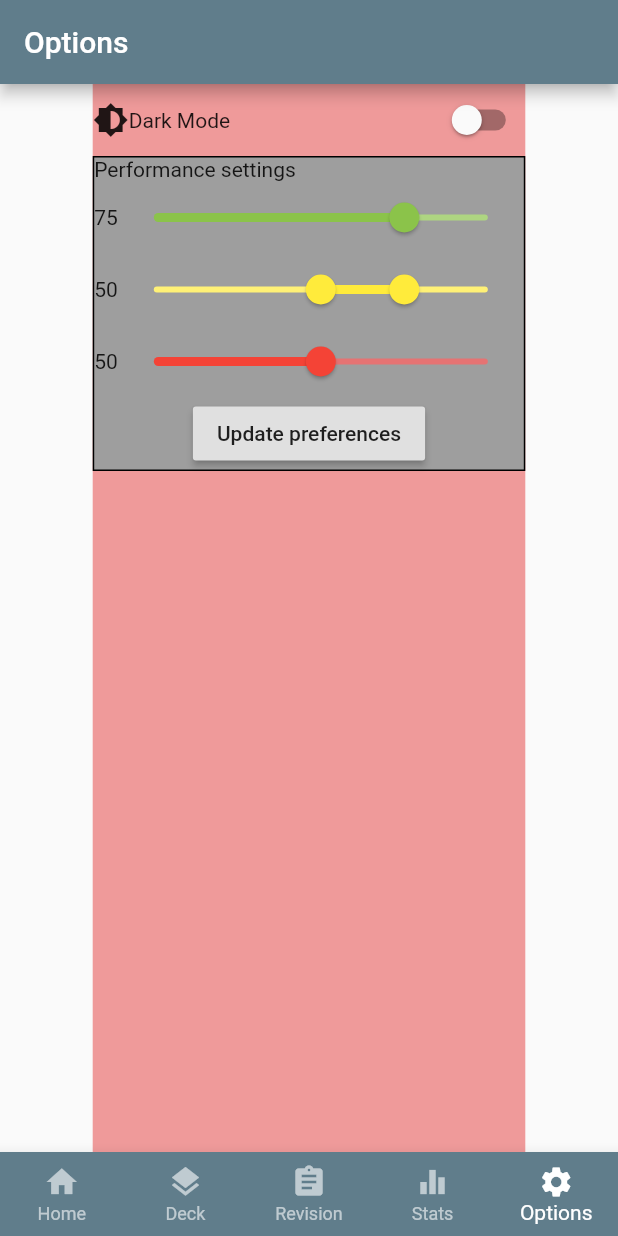
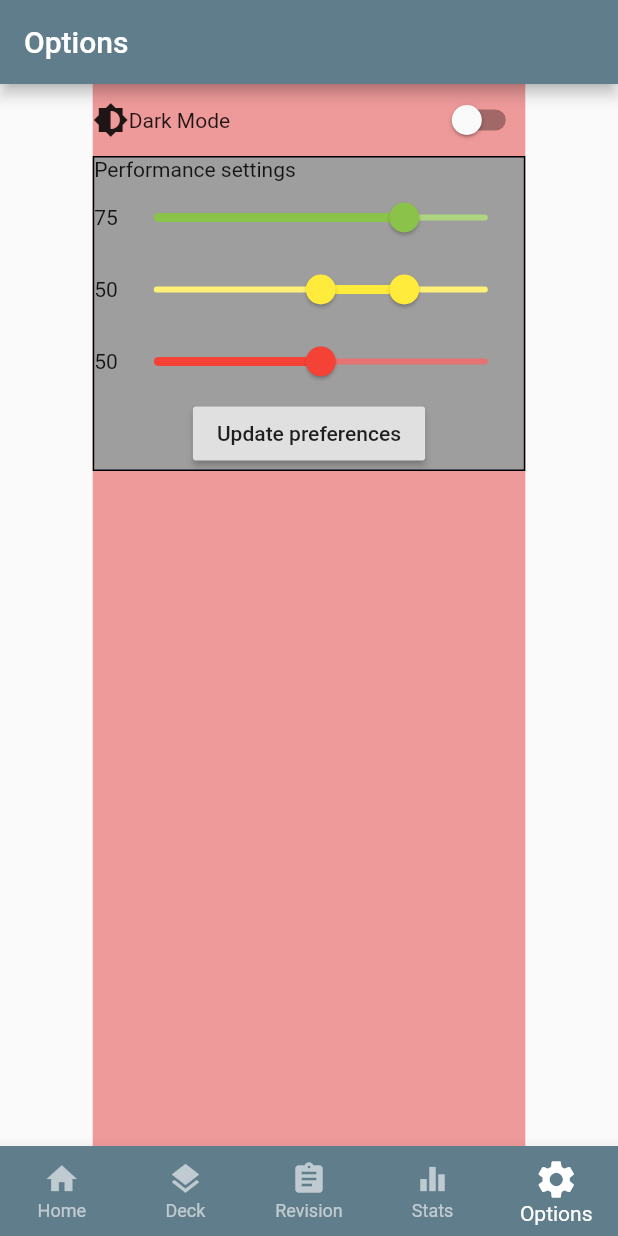
Before and after one commit to ztcjoe93/studybuddy, a Flutter app: the screen it shows after launch, item 5 of the bottom bar chosen, on a phone screen of 412 x 824 dp. Run offline on Flutter 3.47's test engine with Material 2 defaults, Android fonts, the phone set to English and light mode, and no system bars; our stand-ins replace charts_flutter, shared_preferences, sqflite; accounts and stored records are empty.

Commit message:
base implementation for transition/animation

```diff
--- a/lib/Deck/DeckManagement.dart
+++ b/lib/Deck/DeckManagement.dart
@@ -52,10 +52,9 @@ class _DeckManagementState extends State<DeckManagement> {
           Row(
             mainAxisAlignment: MainAxisAlignment.spaceBetween,
             children: [
-              RaisedButton(
+              IconButton(
                 onPressed: () => addDeck(context),
-                child: Text("Add"),
-                color: Color.fromRGBO(255, 255, 255, 0.9),
+                icon: Icon(Icons.library_add),
               ),
               Consumer<DecksState>(
                 builder: (context, deckState, child){
--- a/lib/main.dart
+++ b/lib/main.dart
@@ -31,19 +31,12 @@ class MainApp extends StatefulWidget {
   _MainAppState createState() => _MainAppState();
 }
 
-class _MainAppState extends State<MainApp> {
+class _MainAppState extends State<MainApp> with SingleTickerProviderStateMixin {
   bool _ready = false;
   int _selectedIdx = 0;
 
   List<String> categories = ["Home", "Deck Management", "Revision", "Stats", "Options"];
-
-  static List<Widget> _widgetOptions = [
-    DebugHome(),
-    DeckManagement(),
-    Revision(),
-    Stats(),
-    Options(),
-  ];
+  List<Widget> _widgetOptions = [];
 
   initializeAll() async{
     final prefs = await SharedPreferences.getInstance();
@@ -68,9 +61,18 @@ class _MainAppState extends State<MainApp> {
   @override
   void initState() {
     super.initState();
+
+    _widgetOptions = [
+      DebugHome(),
+      DeckManagement(),
+      Revision(),
+      Stats(),
+      Options(),
+    ];
+
     initializeAll();
 
-    _selectedIdx = 3; //debugging purposes
+    _selectedIdx = 0; //debugging purposes
   }
 
   @override
@@ -87,7 +89,11 @@ class _MainAppState extends State<MainApp> {
             appBar: AppBar(
               title: Text(categories[_selectedIdx]),
             ),
-            body: Center(child: _widgetOptions[_selectedIdx]),
+            body: //_widgetOptions[_selectedIdx],
+            Center(child: AnimatedSwitcher(
+              duration: Duration(milliseconds: 125),
+              child: _widgetOptions[_selectedIdx],
+            )),
             bottomNavigationBar: BottomNavigationBar(
               items: [
                 BottomNavigationBarItem(
@@ -114,7 +120,12 @@ class _MainAppState extends State<MainApp> {
               currentIndex: _selectedIdx,
               showUnselectedLabels: true,
               type: BottomNavigationBarType.fixed,
-              onTap: (_) => setState(() => _selectedIdx = _),
+              selectedIconTheme: IconThemeData(size: 30.0),
+              selectedItemColor: Colors.white,
+              onTap: (ind) => setState((){
+                _selectedIdx = ind;
+                }
+              ),
             ),
           ),
         )
```
Also changed, not shown: lib/DebugHome.dart (+7 -11 lines), lib/Stats/Stats.dart (+25 -6 lines).
